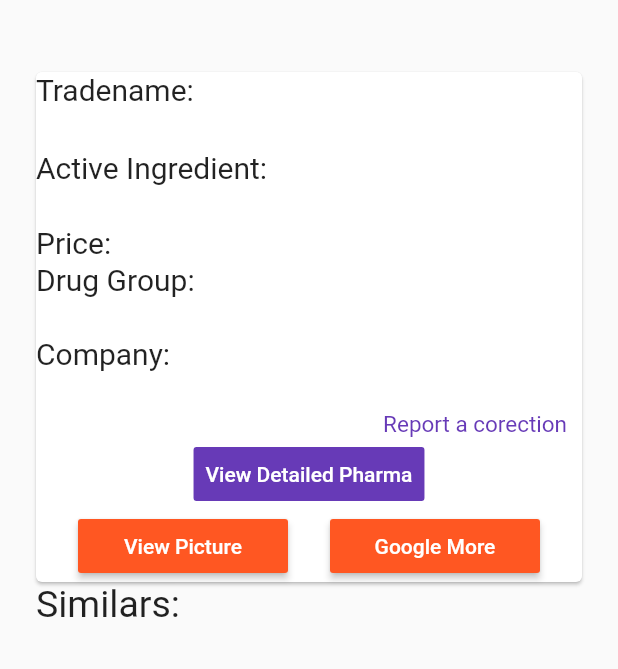
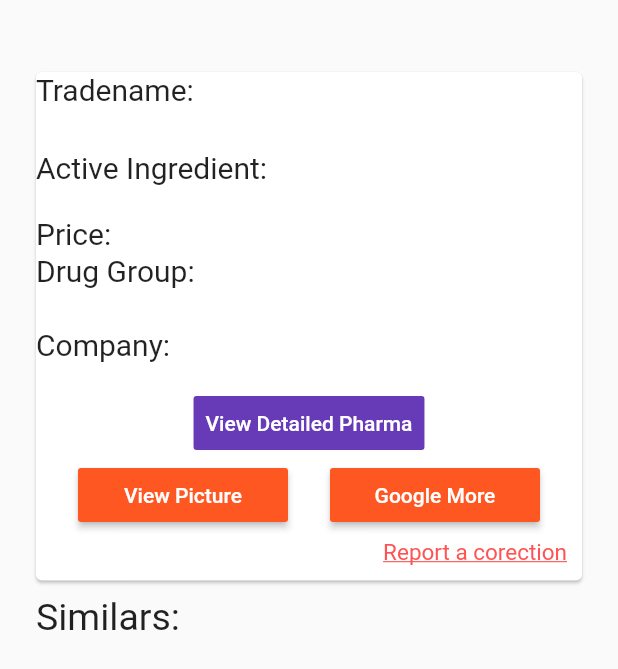
Before and after one commit to solimanware/dawa, a Flutter app: the DrugDetailsPage screen opened directly with empty values, on a phone screen of 412 x 824 dp. Shown: the top 669 px of the screen. Run offline on Flutter 3.47's test engine with Material 2 defaults, Android fonts, the phone set to English and light mode, and no system bars; missing offline and left inert: diff_match_patch; network calls fail; Roboto replaces fonts that are missing (Hind, Montserrat).

Commit message:
add clickability

```diff
--- a/lib/pages/drug-details.dart
+++ b/lib/pages/drug-details.dart
@@ -31,15 +31,23 @@ class _DrugDetailsPageState extends State<DrugDetailsPage> {
   Widget build(BuildContext context) {
     return Scaffold(
         body: SingleChildScrollView(
-    child: Column(children: <Widget>[
+      child: Column(
+        children: <Widget>[
           DrugDetailsCard(drug),
           Align(
             alignment: Alignment.centerLeft,
-        child: Padding(padding: EdgeInsets.only(left:24),child: Text("Similars:",textAlign: TextAlign.left,style: TextStyle(fontSize: 25),),),
+            child: Padding(
+              padding: EdgeInsets.only(left: 24, top: 10),
+              child: Text(
+                "Similars:",
+                textAlign: TextAlign.left,
+                style: TextStyle(fontSize: 25),
               ),
-
+            ),
+          ),
           SimilarDrugs()
-    ],),
+        ],
+      ),
     ));
   }
 
@@ -66,20 +74,29 @@ class _DrugDetailsPageState extends State<DrugDetailsPage> {
                 Align(
                   child: Text(drug.activeingredient,
                       textAlign: TextAlign.center,
-                      style: TextStyle(fontSize: 22, color: Colors.deepPurple)),
+                      style: TextStyle(
+                          fontSize: 17,
+                          color: Colors.deepPurple,
+                          decoration: TextDecoration.underline)),
                 ),
                 Row(
                   children: <Widget>[
                     Text("Price: ", style: TextStyle(fontSize: 20)),
                     Text(drug.price,
-                        style: TextStyle(fontSize: 22, color: Colors.red))
+                        style: TextStyle(
+                            fontSize: 22,
+                            color: Colors.red,
+                            decoration: TextDecoration.underline))
                   ],
                 ),
                 Text("Drug Group: ", style: TextStyle(fontSize: 20)),
                 Padding(
                   child: Text(
                     drug.group,
-                    style: TextStyle(fontSize: 22, color: Colors.deepPurple),
+                    style: TextStyle(
+                        fontSize: 22,
+                        color: Colors.deepPurple,
+                        decoration: TextDecoration.underline),
                   ),
                   padding: EdgeInsets.only(left: 24),
                 ),
@@ -87,18 +104,12 @@ class _DrugDetailsPageState extends State<DrugDetailsPage> {
                 Padding(
                   child: Text(
                     drug.company,
-                    style: TextStyle(fontSize: 15, color: Colors.deepPurple),
+                    style: TextStyle(
+                        fontSize: 15,
+                        color: Colors.deepPurple,
+                        decoration: TextDecoration.underline),
                   ),
                   padding: EdgeInsets.only(left: 24),
-                ),
-                Align(
-                  alignment: Alignment.centerRight,
-                  child: Padding(
-                    padding: EdgeInsets.only(top: 10, right: 10),
-                    child: Text("Report a corection",
-                        style:
-                            TextStyle(fontSize: 15, color: Colors.deepPurple)),
-                  ),
                 ),
                 if (_shouldShowDetailedPharma)
                   Align(
@@ -181,6 +192,17 @@ class _DrugDetailsPageState extends State<DrugDetailsPage> {
                     ],
                   ),
                 ),
+                Align(
+                  alignment: Alignment.centerRight,
+                  child: Padding(
+                    padding: EdgeInsets.only(top: 5,bottom: 10, right: 10),
+                    child: Text("Report a corection",
+                        style: TextStyle(
+                            fontSize: 15,
+                            color: Colors.redAccent,
+                            decoration: TextDecoration.underline)),
+                  ),
+                )
               ],
             ))
       ],
@@ -211,17 +233,23 @@ class _DrugDetailsPageState extends State<DrugDetailsPage> {
     List<Drug> similars = snapshot.data;
 
     return Container(
-        child: Column(children:[
-          for(var similar in similars ) similarCard(similar)
-        ]),
+      child: Column(
+          children: [for (var similar in similars) similarCard(similar)]),
     );
-
-
   }
 
   Widget similarCard(Drug drug) {
     return Card(
-      margin: EdgeInsets.only(top: 10,left: 24,right: 24),
+        margin: EdgeInsets.only(top: 10, left: 24, right: 24),
+        child: GestureDetector(
+          onTap: () {
+            Navigator.push(
+              context,
+              MaterialPageRoute(
+                builder: (context) => DrugDetailsPage(drug: drug, drugs: drugs),
+              ),
+            );
+          },
           child: Padding(
               padding: EdgeInsets.all(10),
               child: Row(
@@ -241,7 +269,7 @@ class _DrugDetailsPageState extends State<DrugDetailsPage> {
                   ),
                 ],
               )),
-    );
+        ));
   }
 }
 
```
Lines whose indentation alone changed are shown as unchanged.
